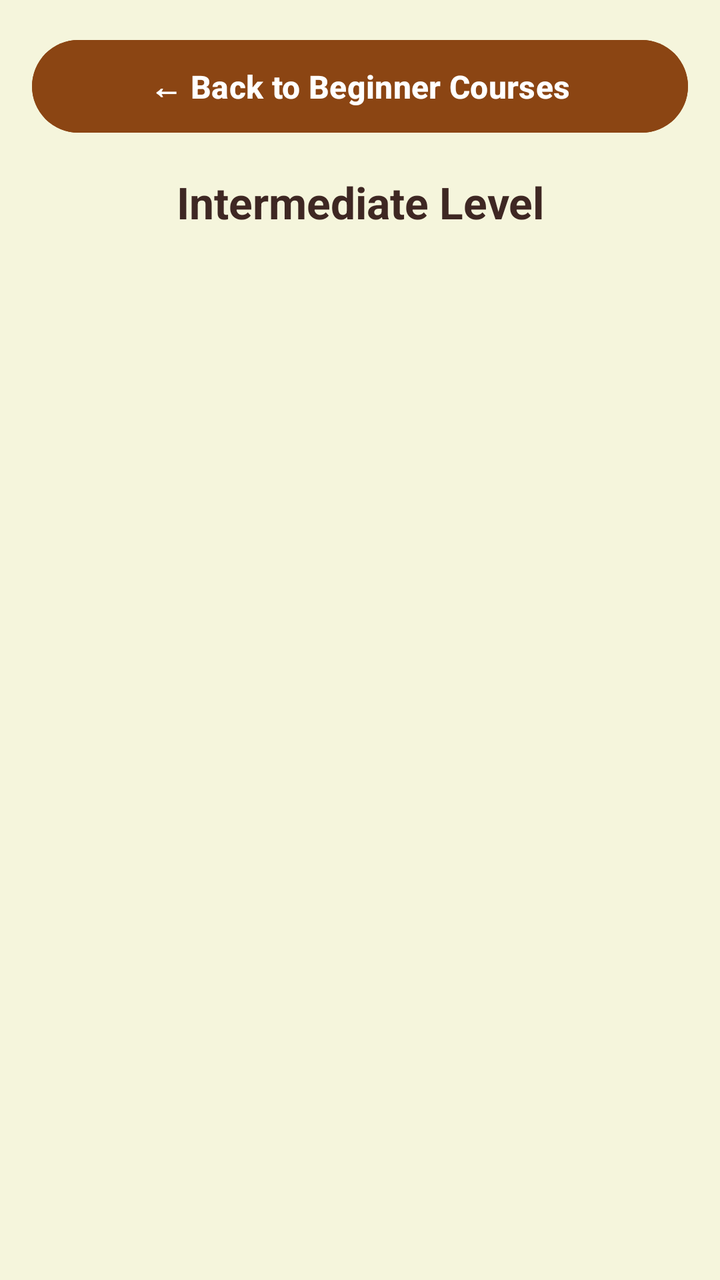
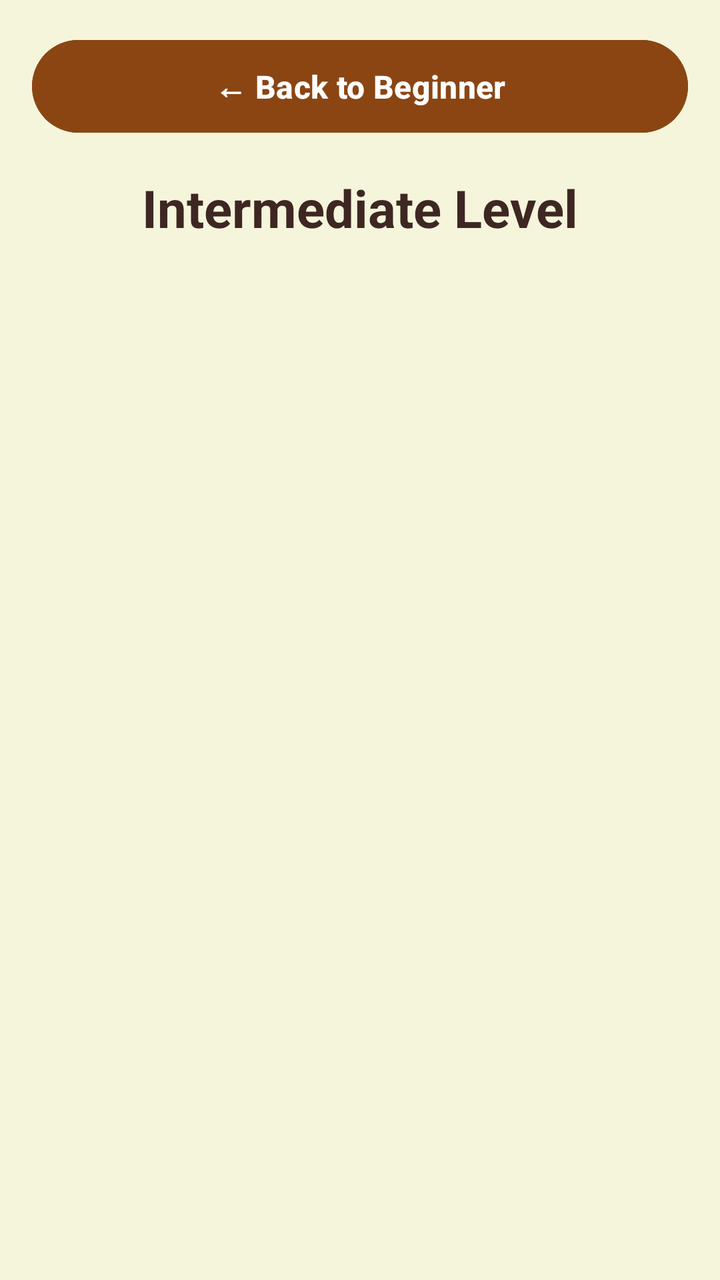

Screens rendered from an Android XML layout before and after an edit, with the pre-edit source and the edit as a unified diff.
<!-- AndroidManifest.xml: application theme Theme.OlympMathMentor -->
<!-- res/layout/fragment_intermediate.xml -->
<?xml version="1.0" encoding="utf-8"?>
<LinearLayout xmlns:android="http://schemas.android.com/apk/res/android"
    android:layout_width="match_parent"
    android:layout_height="match_parent"
    android:orientation="vertical"
    android:background="#F5F5DC">

    <Button
        android:id="@+id/btnBackToBeginner"
        android:layout_width="match_parent"
        android:layout_height="wrap_content"
        android:layout_margin="16dp"
        android:backgroundTint="#8B4513"
        android:text="← Back to Beginner Courses"
        android:textColor="@color/white"
        android:textSize="16sp"
        android:textStyle="bold"
        android:padding="12dp"
        android:elevation="4dp"
        android:textAllCaps="false"/>

    <TextView
        android:layout_width="match_parent"
        android:layout_height="wrap_content"
        android:text="Intermediate Level"
        android:textSize="22sp"
        android:textStyle="bold"
        android:textColor="#3E2723"
        android:gravity="center"
        android:layout_marginBottom="8dp"/>

    <androidx.recyclerview.widget.RecyclerView
        android:id="@+id/rvIntermediateCourses"
        android:layout_width="match_parent"
        android:layout_height="match_parent"
        android:paddingBottom="20dp"
        android:clipToPadding="false"/>

</LinearLayout>
<!-- resources referenced by this layout -->
<resources>
  <color name="white">#FFFFFF</color>
  <style name="Theme.OlympMathMentor" parent="Base.Theme.OlympMathMentor" />
  <style name="Base.Theme.OlympMathMentor" parent="Theme.Material3.DayNight.NoActionBar">
          
          
      </style>
</resources>

<!-- the commit's change to res/layout/fragment_intermediate.xml (unified diff, before → after) -->
@@ -1,39 +1,59 @@
 <?xml version="1.0" encoding="utf-8"?>
-<LinearLayout xmlns:android="http://schemas.android.com/apk/res/android"
+<ScrollView xmlns:android="http://schemas.android.com/apk/res/android"
+    xmlns:app="http://schemas.android.com/apk/res-auto"
     android:layout_width="match_parent"
     android:layout_height="match_parent"
-    android:orientation="vertical"
-    android:background="#F5F5DC">
+    android:background="#F5F5DC"
+    android:fillViewport="true">
 
-    <Button
-        android:id="@+id/btnBackToBeginner"
+    <LinearLayout
         android:layout_width="match_parent"
         android:layout_height="wrap_content"
-        android:layout_margin="16dp"
-        android:backgroundTint="#8B4513"
-        android:text="← Back to Beginner Courses"
-        android:textColor="@color/white"
-        android:textSize="16sp"
-        android:textStyle="bold"
-        android:padding="12dp"
-        android:elevation="4dp"
-        android:textAllCaps="false"/>
+        android:orientation="vertical">
 
-    <TextView
-        android:layout_width="match_parent"
-        android:layout_height="wrap_content"
-        android:text="Intermediate Level"
-        android:textSize="22sp"
-        android:textStyle="bold"
-        android:textColor="#3E2723"
-        android:gravity="center"
-        android:layout_marginBottom="8dp"/>
+        <Button
+            android:id="@+id/btnBackToBeginner"
+            android:layout_width="match_parent"
+            android:layout_height="wrap_content"
+            android:layout_margin="16dp"
+            android:backgroundTint="#8B4513"
+            android:text="← Back to Beginner"
+            android:textColor="@color/white"
+            android:textSize="16sp"
+            android:textStyle="bold"
+            android:padding="12dp"
+            android:elevation="4dp"
+            android:textAllCaps="false"/>
 
-    <androidx.recyclerview.widget.RecyclerView
-        android:id="@+id/rvIntermediateCourses"
-        android:layout_width="match_parent"
-        android:layout_height="match_parent"
-        android:paddingBottom="20dp"
-        android:clipToPadding="false"/>
+        <TextView
+            android:layout_width="match_parent"
+            android:layout_height="wrap_content"
+            android:text="Intermediate Level"
+            android:textSize="26sp"
+            android:textStyle="bold"
+            android:textColor="#3E2723"
+            android:gravity="center"
+            android:layout_marginBottom="8dp"/>
 
-</LinearLayout>
+        <androidx.recyclerview.widget.RecyclerView
+            android:id="@+id/rvIntermediateCourses"
+            android:layout_width="match_parent"
+            android:layout_height="wrap_content"
+            android:nestedScrollingEnabled="false"
+            android:clipToPadding="false"/>
+
+        <Button
+            android:id="@+id/btnGoToAdvanced"
+            android:layout_width="match_parent"
+            android:layout_height="60dp"
+            android:layout_margin="16dp"
+            android:backgroundTint="#D32F2F"
+            android:text="Go to Advanced Level →"
+            android:textColor="@color/white"
+            android:textSize="18sp"
+            android:textStyle="bold"
+            android:elevation="6dp"
+            android:visibility="gone" />
+
+    </LinearLayout>
+</ScrollView>
